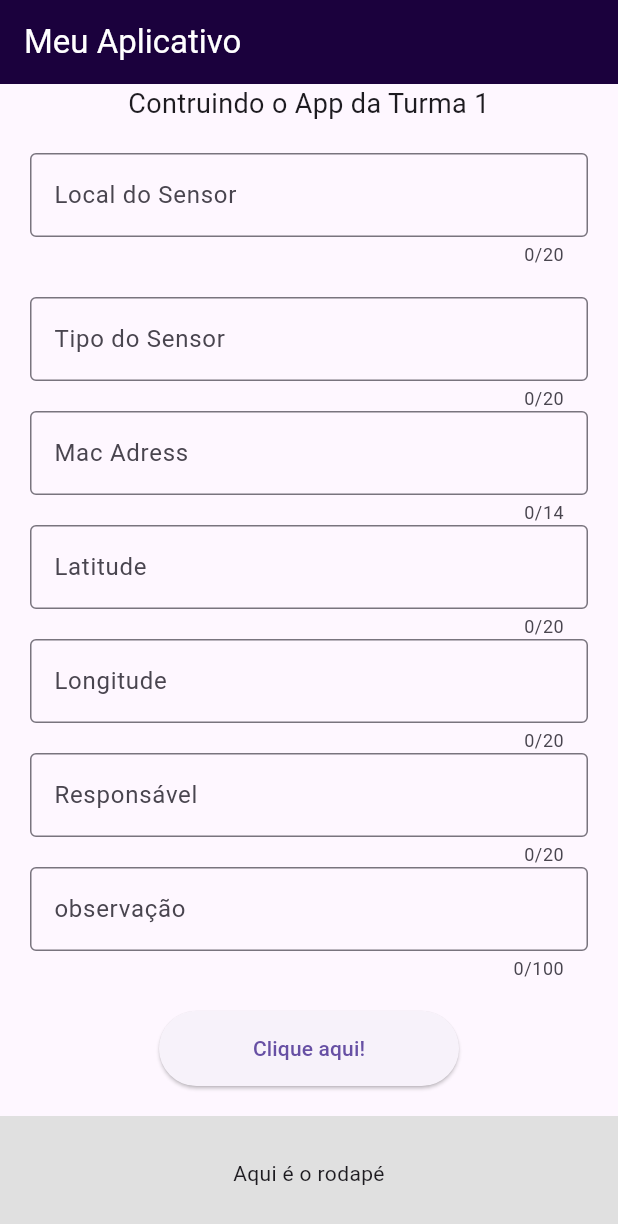
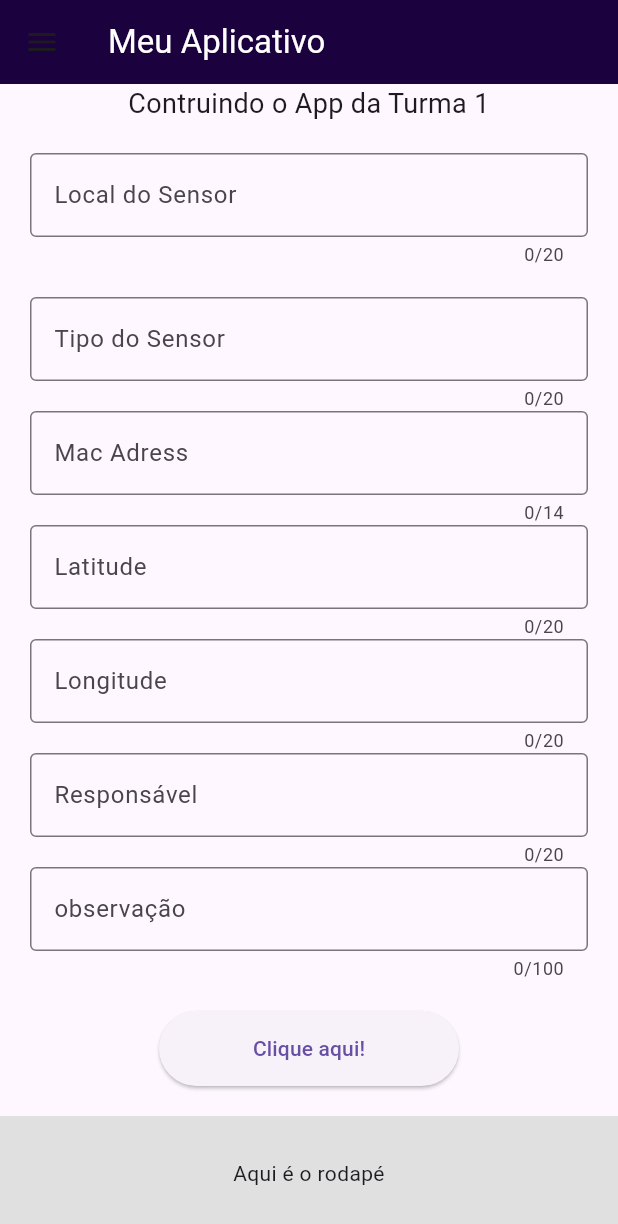
Before and after one commit to murilopbc/Projeto-Flutter, a Flutter app: the screen it shows after launch, on a phone screen of 412 x 824 dp. Shown: the top 1224 px of the screen. Run offline on Flutter 3.47's test engine with Material 3 defaults, Android fonts, the phone set to English and light mode, and no system bars.

Commit message:
implementacao do menu

```diff
--- a/lib/main.dart
+++ b/lib/main.dart
@@ -1,5 +1,5 @@
 import 'package:flutter/material.dart';
-
+import 'screen2.dart';
 void main() {
   runApp(const Projeto01App());
 }
@@ -12,8 +12,8 @@ class Projeto01App extends StatefulWidget {
 
 class Projeto01AppState extends State<Projeto01App> {
   String texto = "Contruindo o App da Turma 1";
-  String localSensor = ""; //Armazena o texto do sensor
-  String tipo = ''; //Armazena o texto do sensor
+  String localSensor = "";
+  String tipo = '';
   String macAdress = '';
   String latitude = '';
   String longitude = '';
@@ -46,6 +46,36 @@ class Projeto01AppState extends State<Projeto01App> {
           ),
           backgroundColor: Color.fromARGB(255, 27, 1, 61),
         ),
+        drawer: Drawer(child:ListView(padding: EdgeInsets.zero,
+        children: <Widget>[
+          DrawerHeader(decoration: BoxDecoration(color: Colors.blue,
+          ),
+          child: Text('Menu',
+          style: TextStyle(color: Colors.white,
+          fontSize: 24,
+          ),
+          ),
+          ),
+          ListTile(
+            leading: Icon(Icons.home),
+            title: Text('Tela Principal'),
+            onTap: (){
+              Navigator.pop(context);
+            },
+          ),
+          ListTile(
+            leading: Icon(Icons.home),
+            title: Text('Segunda Tela'),
+            onTap: (){
+              Navigator.pop(context);
+              Navigator.push(context, MaterialPageRoute(builder:(context) => SecondScreen()),
+              );
+            },
+          ),
+
+        ],
+        ) ,
+        ),
         body: SingleChildScrollView(
           child: Column(
             mainAxisSize: MainAxisSize.min,
@@ -57,7 +87,6 @@ class Projeto01AppState extends State<Projeto01App> {
                 textAlign: TextAlign.center,
               ),
               SizedBox(height: 20),
-              //Aqui vamos inserir a caixa de texto de input de Local do Sensor
               Padding(
                 padding: const EdgeInsets.symmetric(horizontal: 20.0),
                 child: TextField(
@@ -66,9 +95,9 @@ class Projeto01AppState extends State<Projeto01App> {
                     labelText: "Local do Sensor",
                     border: OutlineInputBorder(),
                   ),
-                  maxLength: 20, //limite de caracteres para digitação
+                  maxLength: 20,
                   onChanged: (value) {
-                    localSensor = value; //Atualiza a variavel ao digitar
+                    localSensor = value;
                   },
                 ),
               ),
@@ -81,9 +110,9 @@ class Projeto01AppState extends State<Projeto01App> {
                     labelText: "Tipo do Sensor",
                     border: OutlineInputBorder(),
                   ),
-                  maxLength: 20, //limite de caracteres para digitação
+                  maxLength: 20,
                   onChanged: (value) {
-                    tipo = value; //Atualiza a variavel ao digitar
+                    tipo = value;
                   },
                 ),
               ),
@@ -95,9 +124,9 @@ class Projeto01AppState extends State<Projeto01App> {
                     labelText: "Mac Adress",
                     border: OutlineInputBorder(),
                   ),
-                  maxLength: 14, //limite de caracteres para digitação
+                  maxLength: 14,
                   onChanged: (value) {
-                    tipo = value; //Atualiza a variavel ao digitar
+                    tipo = value;
                   },
                 ),
               ),
@@ -109,9 +138,9 @@ class Projeto01AppState extends State<Projeto01App> {
                     labelText: "Latitude",
                     border: OutlineInputBorder(),
                   ),
-                  maxLength: 20, //limite de caracteres para digitação
+                  maxLength: 20,
                   onChanged: (value) {
-                    tipo = value; //Atualiza a variavel ao digitar
+                    tipo = value;
                   },
                 ),
               ),
@@ -123,9 +152,9 @@ class Projeto01AppState extends State<Projeto01App> {
                     labelText: "Longitude",
                     border: OutlineInputBorder(),
                   ),
-                  maxLength: 20, //limite de caracteres para digitação
+                  maxLength: 20,
                   onChanged: (value) {
-                    tipo = value; //Atualiza a variavel ao digitar
+                    tipo = value;
                   },
                 ),
               ),
@@ -137,9 +166,9 @@ class Projeto01AppState extends State<Projeto01App> {
                     labelText: "Responsável",
                     border: OutlineInputBorder(),
                   ),
-                  maxLength: 20, //limite de caracteres para digitação
+                  maxLength: 20,
                   onChanged: (value) {
-                    tipo = value; //Atualiza a variavel ao digitar
+                    tipo = value;
                   },
                 ),
               ),
@@ -151,9 +180,9 @@ class Projeto01AppState extends State<Projeto01App> {
                     labelText: "observação",
                     border: OutlineInputBorder(),
                   ),
-                  maxLength: 100, //limite de caracteres para digitação
+                  maxLength: 100,
                   onChanged: (value) {
-                    tipo = value; //Atualiza a variavel ao digitar
+                    tipo = value;
                   },
                 ),
               ),
@@ -163,7 +192,7 @@ class Projeto01AppState extends State<Projeto01App> {
                   setState(() {
                     texto = localSensor.isNotEmpty
                         ? 'Local do sensor: $localSensor\nTipo: $tipo'
-                        : 'Por favor, insira um local do sensor'; //Atualiza o texto no botão
+                        : 'Por favor, insira um local do sensor';
                   });
                 },
                 style: ElevatedButton.styleFrom(
--- /dev/null
+++ b/lib/screen2.dart
@@ -0,0 +1,18 @@
+import 'package:flutter/material.dart';
+
+class SecondScreen extends StatelessWidget {
+  const SecondScreen({super.key});
+
+  @override
+  Widget build(BuildContext context) {
+    return MaterialApp(
+      home: Scaffold(appBar: AppBar(title: Text('Sensores cadastrados'),
+      ),
+      body: Center(child: Text('Aqui serão listados os sensores cadastrados.',
+      style: TextStyle(fontSize: 18),
+      ),
+      ),
+    ),
+    );
+  }
+}
```
